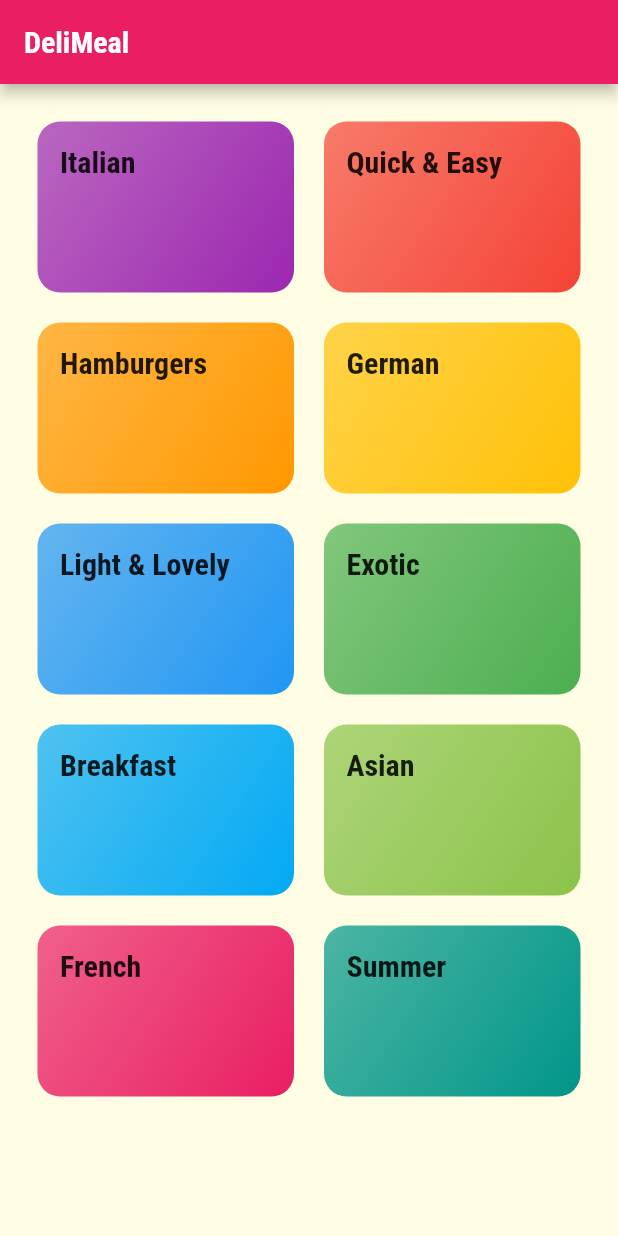
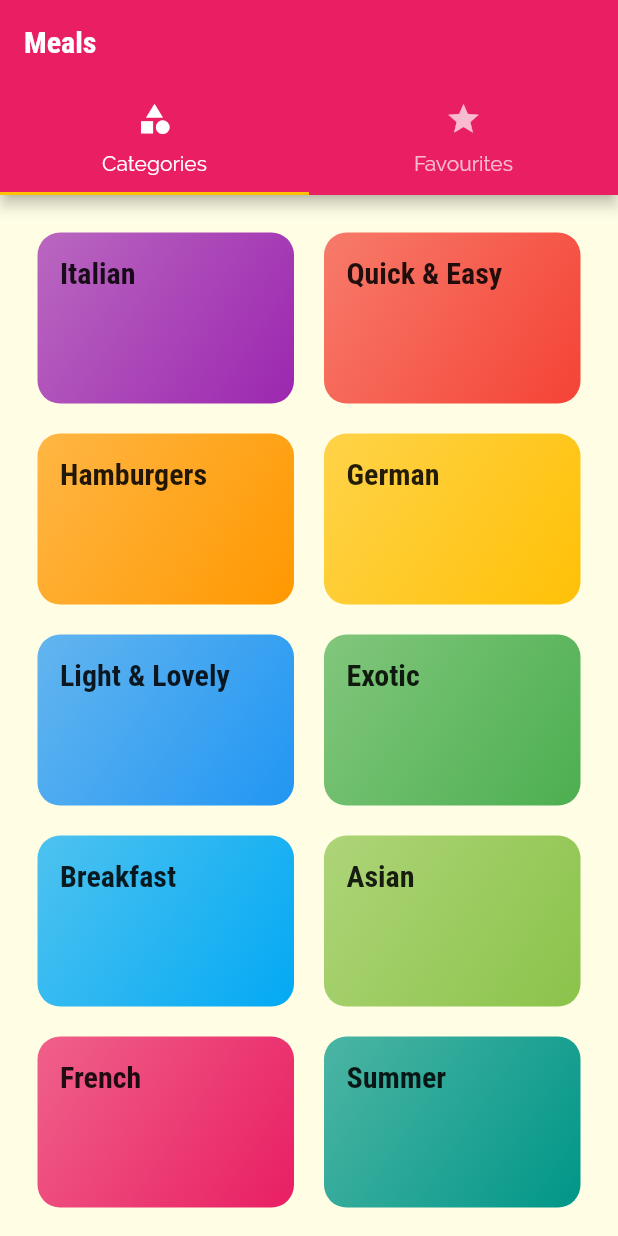
Before and after one commit to sambhav37/meals_flutter_app, a Flutter app: the screen it shows after launch, on a phone screen of 412 x 824 dp. Run offline on Flutter 3.47's test engine with Material 2 defaults, Android fonts, the phone set to English and light mode, and no system bars.

Commit message:
Adding Top TabBar

```diff
--- a/lib/main.dart
+++ b/lib/main.dart
@@ -1,5 +1,6 @@
 import 'package:flutter/material.dart';
 
+import './screens/tabs_screen.dart';
 import './screens/meal_detail_screen.dart';
 import './screens/category_meals_screen.dart';
 import './screens/categories_screen.dart';
@@ -32,7 +33,7 @@ class MyApp extends StatelessWidget {
       // home: CategoriesScreen(),
       initialRoute: '/', //default is /
       routes: {
-        '/': (ctx) => CategoriesScreen(),
+        '/': (ctx) => TabsScreen(),
         CategoryMealsScreen.routeName: (ctx) => CategoryMealsScreen(),
         MealDetailScreen.routeName: (ctx) => MealDetailScreen(),
       },
--- a/lib/screens/categories_screen.dart
+++ b/lib/screens/categories_screen.dart
@@ -6,11 +6,7 @@ import '../dummy_data.dart';
 class CategoriesScreen extends StatelessWidget {
   @override
   Widget build(BuildContext context) {
-    return Scaffold(
-      appBar: AppBar(
-        title: const Text("DeliMeal"),
-      ),
-      body: GridView(
+    return GridView(
         padding: const EdgeInsets.all(25),
         children: DUMMY_CATEGORIES
             .map(
@@ -27,7 +23,6 @@ class CategoriesScreen extends StatelessWidget {
           crossAxisSpacing: 20,
           mainAxisSpacing: 20,
         ),
-      ),
-    );
+      );
   }
 }
--- /dev/null
+++ b/lib/screens/favorites_screen.dart
@@ -0,0 +1,9 @@
+import 'package:flutter/material.dart';
+
+class FavouritesScreen extends StatelessWidget {
+
+  @override
+  Widget build(BuildContext context) {
+    return Center(child: Text("Got it"));
+  }
+}
--- /dev/null
+++ b/lib/screens/tabs_screen.dart
@@ -0,0 +1,45 @@
+import 'package:flutter/material.dart';
+import 'package:flutter_complete_guide/screens/favorites_screen.dart';
+import './categories_screen.dart';
+
+class TabsScreen extends StatefulWidget {
+  @override
+  State<TabsScreen> createState() => _TabsScreenState();
+}
+
+class _TabsScreenState extends State<TabsScreen> {
+  @override
+  Widget build(BuildContext context) {
+    return DefaultTabController(
+      length: 2,
+      // initialIndex: 0,
+      child: Scaffold(
+        appBar: AppBar(
+          title: Text('Meals'),
+          bottom: TabBar(
+            tabs: <Widget>[
+              Tab(
+                icon: Icon(
+                  Icons.category,
+                ),
+                text: 'Categories',
+              ),
+              Tab(
+                icon: Icon(
+                  Icons.star,
+                ),
+                text: 'Favourites',
+              ),
+            ],
+          ),
+        ),
+        body: TabBarView(
+          children: <Widget>[
+            CategoriesScreen(),
+            FavouritesScreen(),
+          ],
+        ),
+      ),
+    );
+  }
+}
```
